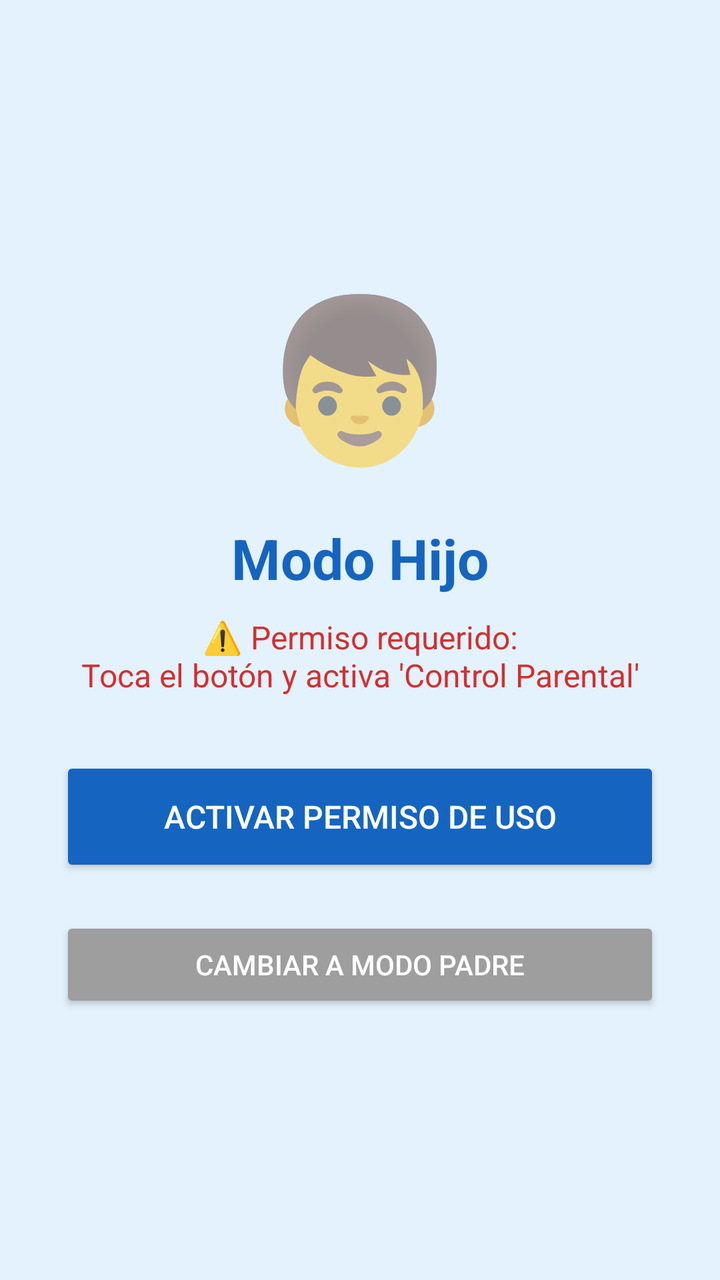
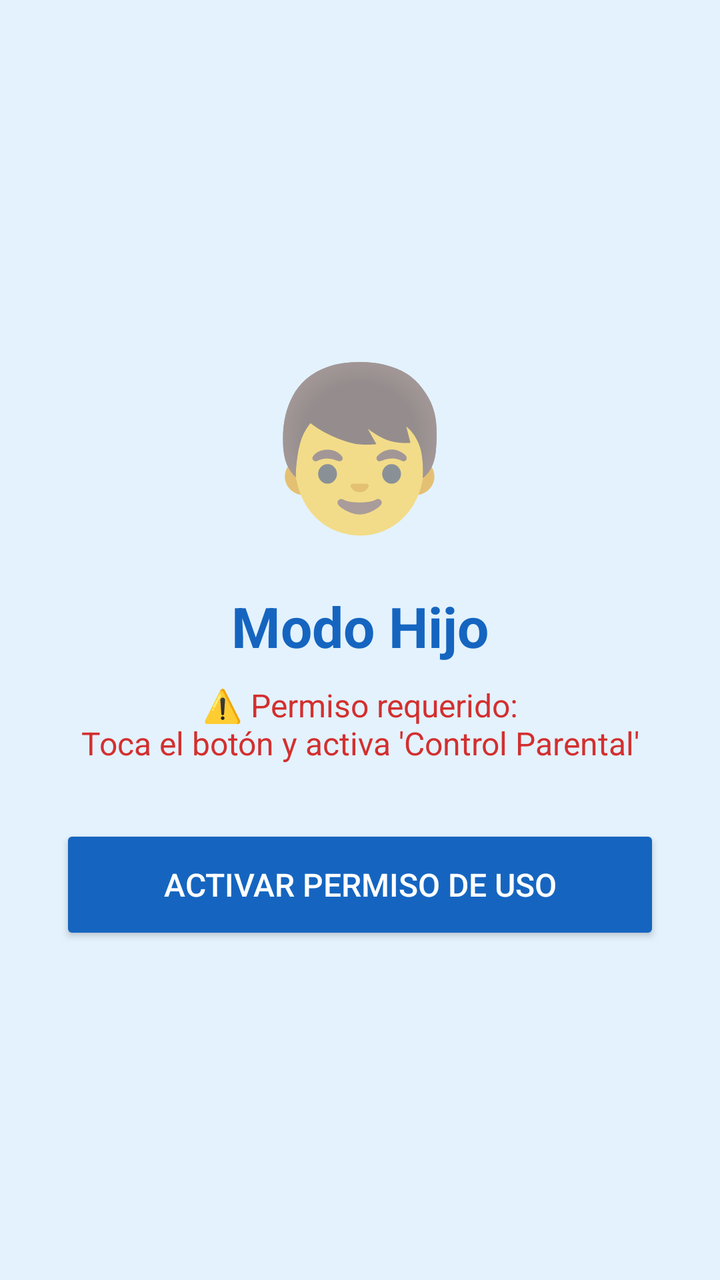

Before-and-after screenshots of an Android layout around one commit, followed by the original layout XML and the change that was made.
<!-- AndroidManifest.xml: application theme AppTheme -->
<!-- res/layout/activity_hijo.xml -->
<?xml version="1.0" encoding="utf-8"?>
<LinearLayout xmlns:android="http://schemas.android.com/apk/res/android"
    android:layout_width="match_parent"
    android:layout_height="match_parent"
    android:orientation="vertical"
    android:gravity="center"
    android:padding="30dp"
    android:background="#E3F2FD">

    <TextView
        android:layout_width="wrap_content"
        android:layout_height="wrap_content"
        android:text="👦"
        android:textSize="80sp"
        android:layout_marginBottom="20dp" />

    <TextView
        android:layout_width="wrap_content"
        android:layout_height="wrap_content"
        android:text="Modo Hijo"
        android:textSize="28sp"
        android:textStyle="bold"
        android:textColor="#1565C0"
        android:layout_marginBottom="10dp" />

    <TextView
        android:id="@+id/tv_estado_monitoreo"
        android:layout_width="match_parent"
        android:layout_height="wrap_content"
        android:text="⚠️ Permiso requerido:\nToca el botón y activa 'Control Parental'"
        android:textSize="16sp"
        android:textColor="#D32F2F"
        android:gravity="center"
        android:layout_marginBottom="30dp" />

    <Button
        android:id="@+id/btn_permiso_uso"
        android:layout_width="match_parent"
        android:layout_height="60dp"
        android:text="Activar Permiso de Uso"
        android:textSize="16sp"
        android:backgroundTint="#1565C0"
        android:textColor="#FFFFFF"
        android:layout_marginBottom="20dp" />

    <Button
        android:id="@+id/btn_cambiar_rol"
        android:layout_width="match_parent"
        android:layout_height="wrap_content"
        android:text="Cambiar a Modo Padre"
        android:backgroundTint="#9E9E9E"
        android:textColor="#FFFFFF" />

</LinearLayout>
<!-- resources referenced by this layout -->
<resources>
  <style name="AppTheme" parent="android:Theme.Material.Light.NoActionBar">
          <item name="android:colorPrimary">#6200EE</item>
          <item name="android:colorPrimaryDark">#3700B3</item>
          <item name="android:colorAccent">#03DAC5</item>
      </style>
</resources>

<!-- the commit's change to res/layout/activity_hijo.xml (unified diff, before → after) -->
@@ -40,15 +40,8 @@
         android:text="Activar Permiso de Uso"
         android:textSize="16sp"
         android:backgroundTint="#1565C0"
-        android:textColor="#FFFFFF"
-        android:layout_marginBottom="20dp" />
-
-    <Button
-        android:id="@+id/btn_cambiar_rol"
-        android:layout_width="match_parent"
-        android:layout_height="wrap_content"
-        android:text="Cambiar a Modo Padre"
-        android:backgroundTint="#9E9E9E"
         android:textColor="#FFFFFF" />
 
+    
+
 </LinearLayout>
